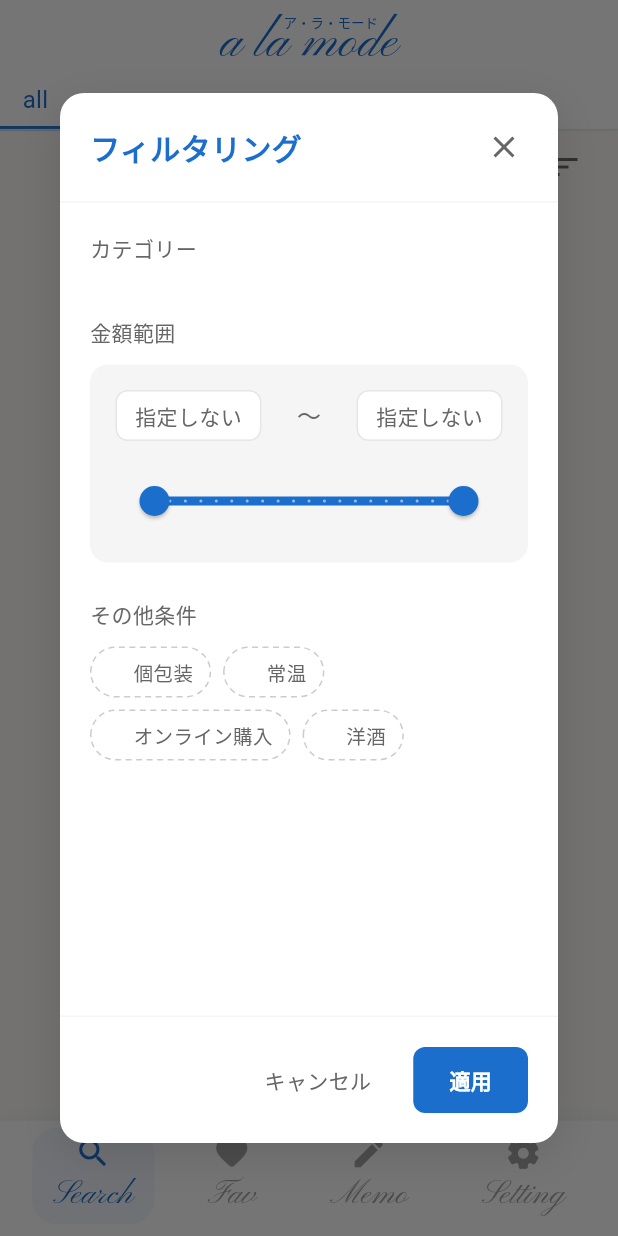
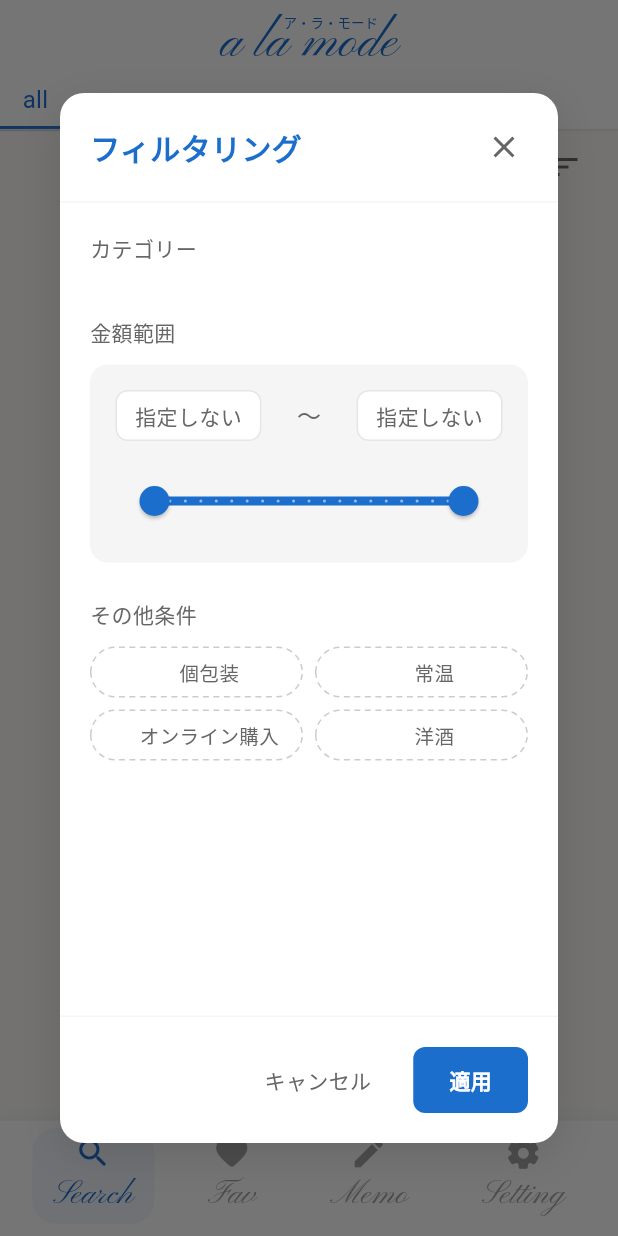
Before and after one commit to erablea/alamode_app, a Flutter app: the screen it shows after launch, after a tap on the "filter list alt" icon, on a phone screen of 412 x 824 dp. Run offline on Flutter 3.47's test engine with Material 3 defaults, Android fonts, the phone set to English and light mode, and no system bars; our stand-ins replace cached_network_image, image_picker, shared_preferences, supabase_flutter, syncfusion_flutter_datepicker; accounts and stored records are empty; Roboto replaces fonts that are missing (ZenMaruGothic); project files that could hold a hidden picture were left out.

Commit message:
フィルターダイアログのその他条件も固定サイズ・2列レイアウトに統一
Wrapで自然サイズのままだったため、状態でラベル長が変わる（個包装→
個包装ありなど）たびに後続のボタンが位置がずれていた。memo編集フォーム
や商品詳細と同じくRow+Expanded+constrainText:trueの2列固定レイアウトに
変更し、タップしてもボタンが動かないようにした。favorite.dartも同じ
HomeFilterDialogを使っているため合わせて直る。

```diff
--- a/lib/view/home.dart
+++ b/lib/view/home.dart
@@ -1442,35 +1442,56 @@ class _HomeFilterDialogState extends State<HomeFilterDialog> {
         ),
         const SizedBox(height: 12),
         Builder(
-          builder: (context) => Wrap(
-          spacing: 8.0,
-          runSpacing: 8.0,
-          children: [
-            CommonWidgets.buildConditionChip(
+          builder: (context) => Column(
+            children: [
+              Row(
+                children: [
+                  Expanded(
+                    child: CommonWidgets.buildConditionChip(
                       context,
                       '個包装',
                       _tempIndividualWrapping ? 'yes' : 'unknown',
-              onTap: () =>
-                  setState(() => _tempIndividualWrapping = !_tempIndividualWrapping),
-            ),
-            CommonWidgets.buildConditionChip(
+                      constrainText: true,
+                      onTap: () => setState(
+                          () => _tempIndividualWrapping = !_tempIndividualWrapping),
+                    ),
+                  ),
+                  const SizedBox(width: 8),
+                  Expanded(
+                    child: CommonWidgets.buildConditionChip(
                       context,
                       '常温',
                       _tempRoomTemperature ? 'yes' : 'unknown',
-              onTap: () =>
-                  setState(() => _tempRoomTemperature = !_tempRoomTemperature),
-            ),
-            CommonWidgets.buildConditionChip(
+                      constrainText: true,
+                      onTap: () => setState(
+                          () => _tempRoomTemperature = !_tempRoomTemperature),
+                    ),
+                  ),
+                ],
+              ),
+              const SizedBox(height: 8),
+              Row(
+                children: [
+                  Expanded(
+                    child: CommonWidgets.buildConditionChip(
                       context,
                       'オンライン購入',
                       _tempOnline ? 'yes' : 'unknown',
+                      constrainText: true,
                       onTap: () => setState(() => _tempOnline = !_tempOnline),
                     ),
-            CommonWidgets.buildConditionChip(
+                  ),
+                  const SizedBox(width: 8),
+                  Expanded(
+                    child: CommonWidgets.buildConditionChip(
                       context,
                       '洋酒',
                       _tempAlcohol ? 'yes' : 'unknown',
+                      constrainText: true,
                       onTap: () => setState(() => _tempAlcohol = !_tempAlcohol),
+                    ),
+                  ),
+                ],
               ),
             ],
           ),
```
Lines whose indentation alone changed are shown as unchanged.
